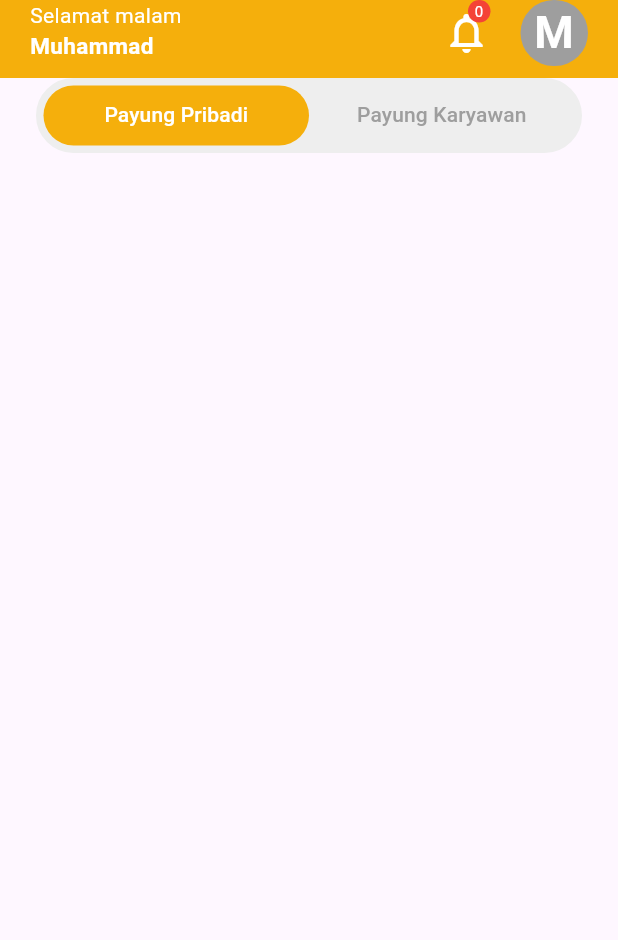
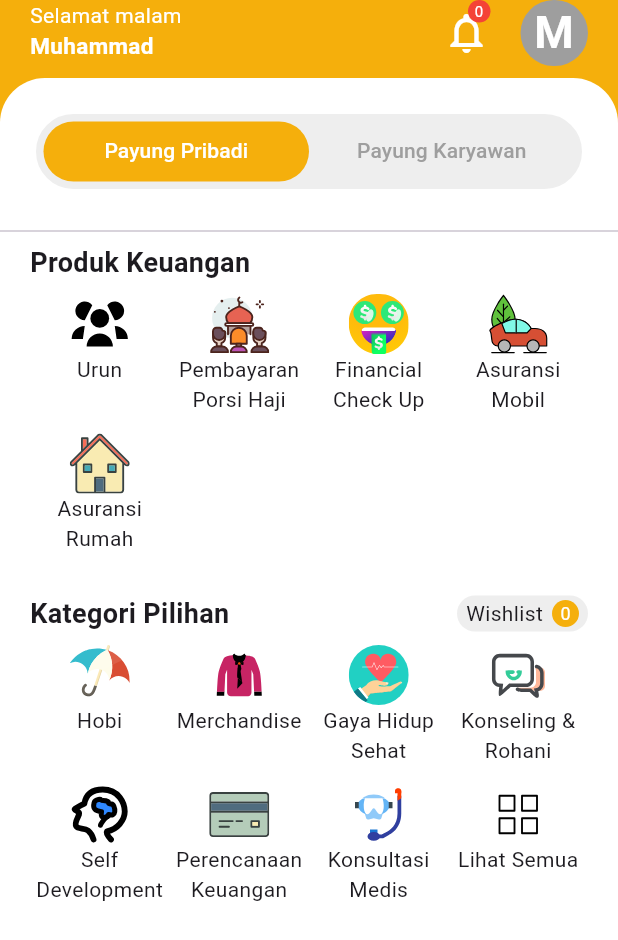
Before and after one commit to fauzipadlaw/payuung_clone, a Flutter app: the screen it shows after launch, on a phone screen of 412 x 824 dp. Shown: the top 940 px of the screen. Run offline on Flutter 3.47's test engine with Material 3 defaults, Android fonts, the phone set to English and light mode, and no system bars; our stand-ins replace flutter_svg.

Commit message:
add: produk keuangan & kategori pilihan sections content

```diff
--- /dev/null
+++ b/lib/presentation/home/components/grid_icon.dart
@@ -0,0 +1,28 @@
+import 'package:flutter/material.dart';
+import 'package:flutter_svg/svg.dart';
+
+class GridIcon extends StatelessWidget {
+  final String iconName;
+  final String label;
+  const GridIcon({
+    super.key,
+    required this.iconName,
+    required this.label,
+  });
+
+  @override
+  Widget build(BuildContext context) {
+    return Column(
+      children: [
+        SvgPicture.asset(
+          'assets/icons/$iconName.svg',
+          height: 40,
+        ),
+        Text(
+          label,
+          textAlign: TextAlign.center,
+        ),
+      ],
+    );
+  }
+}
--- a/lib/presentation/home/components/home_content.dart
+++ b/lib/presentation/home/components/home_content.dart
@@ -1,26 +1,30 @@
 import 'package:flutter/material.dart';
+import 'package:payuung_clone/presentation/home/components/personal_payuung_content.dart';
 import 'package:payuung_clone/utils/colors.dart';
 
 class HomeContent extends StatefulWidget {
-  const HomeContent({super.key});
+  final TabController tabController;
+  const HomeContent({super.key, required this.tabController});
 
   @override
   State<HomeContent> createState() => _HomeContentState();
 }
 
-class _HomeContentState extends State<HomeContent>
-    with SingleTickerProviderStateMixin {
-  late TabController _tabController;
-  @override
-  void initState() {
-    _tabController = TabController(length: 2, vsync: this);
-
-    super.initState();
-  }
-
+class _HomeContentState extends State<HomeContent> {
   @override
   Widget build(BuildContext context) {
-    return Column(
+    return Container(
+      decoration: const BoxDecoration(
+        color: Colors.white,
+        borderRadius: BorderRadius.only(
+          topLeft: Radius.circular(30),
+          topRight: Radius.circular(30),
+        ),
+      ),
+      child: Padding(
+        padding: const EdgeInsets.symmetric(vertical: 24),
+        child: Column(
+          mainAxisAlignment: MainAxisAlignment.start,
           children: [
             Container(
               margin: const EdgeInsets.symmetric(horizontal: 24),
@@ -33,7 +37,7 @@ class _HomeContentState extends State<HomeContent>
                     color: Colors.grey.shade200,
                   )),
               child: TabBar(
-            controller: _tabController,
+                controller: widget.tabController,
                 indicator: BoxDecoration(
                   color: AppColors.yellow,
                   borderRadius: BorderRadius.circular(30),
@@ -42,6 +46,7 @@ class _HomeContentState extends State<HomeContent>
                 labelColor: Colors.white,
                 unselectedLabelColor: Colors.grey,
                 dividerColor: Colors.transparent,
+                onTap: (_) => setState(() {}),
                 tabs: const [
                   Tab(
                     text: 'Payung Pribadi',
@@ -52,7 +57,25 @@ class _HomeContentState extends State<HomeContent>
                 ],
               ),
             ),
+            const Padding(
+              padding: EdgeInsets.only(top: 20.0),
+              child: Divider(),
+            ),
+            Expanded(
+              child: Builder(builder: (_) {
+                switch (widget.tabController.index) {
+                  case 0:
+                    return const PersonalPayuungContent();
+                  case 1:
+                    return Container();
+                  default:
+                    return const PersonalPayuungContent();
+                }
+              }),
+            ),
           ],
+        ),
+      ),
     );
   }
 }
--- /dev/null
+++ b/lib/presentation/home/components/personal_payuung_content.dart
@@ -0,0 +1,86 @@
+import 'package:flutter/material.dart';
+import 'package:payuung_clone/presentation/home/components/grid_icon.dart';
+import 'package:payuung_clone/presentation/home/components/section_title.dart';
+import 'package:payuung_clone/utils/colors.dart';
+
+class PersonalPayuungContent extends StatelessWidget {
+  const PersonalPayuungContent({super.key});
+
+  @override
+  Widget build(BuildContext context) {
+    return Container(
+      alignment: Alignment.topCenter,
+      padding: const EdgeInsets.symmetric(horizontal: 20),
+      child: Column(
+        children: [
+          const Padding(
+            padding: EdgeInsets.only(bottom: 8.0),
+            child: SectionTitle(title: 'Produk Keuangan'),
+          ),
+          SizedBox(
+            height: 200,
+            child: GridView.count(
+              physics: const NeverScrollableScrollPhysics(),
+              crossAxisCount: 4,
+              children: const [
+                GridIcon(iconName: 'urun', label: 'Urun'),
+                GridIcon(iconName: 'haji', label: 'Pembayaran Porsi Haji'),
+                GridIcon(iconName: 'finance', label: 'Financial Check Up'),
+                GridIcon(iconName: 'car', label: 'Asuransi Mobil'),
+                GridIcon(iconName: 'house', label: 'Asuransi Rumah'),
+              ],
+            ),
+          ),
+          Padding(
+            padding: const EdgeInsets.only(bottom: 8.0),
+            child: SectionTitle(
+              title: 'Kategori Pilihan',
+              action: Container(
+                padding: const EdgeInsets.symmetric(horizontal: 6, vertical: 2),
+                decoration: BoxDecoration(
+                    color: Colors.grey.shade200,
+                    borderRadius: BorderRadius.circular(30)),
+                child: Row(
+                  children: [
+                    const Text('Wishlist'),
+                    Container(
+                      alignment: Alignment.center,
+                      height: 18,
+                      width: 18,
+                      margin: const EdgeInsets.only(left: 6),
+                      decoration: BoxDecoration(
+                        color: AppColors.yellow,
+                        borderRadius: BorderRadius.circular(100),
+                      ),
+                      child: const Text(
+                        '0',
+                        style: TextStyle(color: Colors.white, fontSize: 12),
+                      ),
+                    ),
+                  ],
+                ),
+              ),
+            ),
+          ),
+          SizedBox(
+            height: 200,
+            child: GridView.count(
+              physics: const NeverScrollableScrollPhysics(),
+              crossAxisCount: 4,
+              children: const [
+                GridIcon(iconName: 'umbrella', label: 'Hobi'),
+                GridIcon(iconName: 'shirt', label: 'Merchandise'),
+                GridIcon(iconName: 'heart_beat', label: 'Gaya Hidup Sehat'),
+                GridIcon(iconName: 'chat', label: 'Konseling & Rohani'),
+                GridIcon(iconName: 'brain', label: 'Self Development'),
+                GridIcon(iconName: 'card', label: 'Perencanaan Keuangan'),
+                GridIcon(iconName: 'mask', label: 'Konsultasi Medis'),
+                GridIcon(iconName: 'squares', label: 'Lihat Semua'),
+              ],
+            ),
+          ),
+        ],
+      ),
+    );
+  }
+}
--- /dev/null
+++ b/lib/presentation/home/components/section_title.dart
@@ -0,0 +1,28 @@
+import 'package:flutter/material.dart';
+
+class SectionTitle extends StatelessWidget {
+  final String title;
+  final Widget? action;
+  const SectionTitle({
+    super.key,
+    required this.title,
+    this.action,
+  });
+
+  @override
+  Widget build(BuildContext context) {
+    return Row(
+      mainAxisAlignment: MainAxisAlignment.spaceBetween,
+      children: [
+        Text(
+          title,
+          style: const TextStyle(
+            fontWeight: FontWeight.bold,
+            fontSize: 18,
+          ),
+        ),
+        if (action != null) action!
+      ],
+    );
+  }
+}
--- a/lib/presentation/home/home_page.dart
+++ b/lib/presentation/home/home_page.dart
@@ -1,6 +1,7 @@
 import 'package:flutter/material.dart';
 import 'package:payuung_clone/presentation/home/components/home_app_bar.dart';
 import 'package:payuung_clone/presentation/home/components/home_content.dart';
+import 'package:payuung_clone/utils/colors.dart';
 
 class HomePage extends StatefulWidget {
   const HomePage({super.key});
@@ -9,15 +10,47 @@ class HomePage extends StatefulWidget {
   State<HomePage> createState() => _HomePageState();
 }
 
-class _HomePageState extends State<HomePage> {
+class _HomePageState extends State<HomePage>
+    with SingleTickerProviderStateMixin {
+  late TabController _tabController;
+  @override
+  void initState() {
+    _tabController = TabController(length: 2, vsync: this);
+    super.initState();
+  }
+
   @override
   Widget build(BuildContext context) {
-    return const Scaffold(
-      appBar: PreferredSize(
+    final size = MediaQuery.of(context).size;
+    return Scaffold(
+      appBar: const PreferredSize(
         preferredSize: Size.fromHeight(52),
         child: HomeAppBar(),
       ),
-      body: HomeContent(),
+      body: Container(
+        decoration: const BoxDecoration(
+          gradient: LinearGradient(
+              begin: Alignment.topCenter,
+              end: Alignment.bottomCenter,
+              colors: [
+                AppColors.yellow,
+                Colors.white,
+              ],
+              stops: [
+                0.5,
+                0.5
+              ]),
+        ),
+        child: SingleChildScrollView(
+          child: SizedBox(
+            height: size.height,
+            width: size.width,
+            child: HomeContent(
+              tabController: _tabController,
+            ),
+          ),
+        ),
+      ),
     );
   }
 }
--- a/pubspec.yaml
+++ b/pubspec.yaml
@@ -35,6 +35,7 @@ dependencies:
   # The following adds the Cupertino Icons font to your application.
   # Use with the CupertinoIcons class for iOS style icons.
   cupertino_icons: ^1.0.8
+  flutter_svg: ^2.0.10+1
 
 dev_dependencies:
   flutter_test:
@@ -59,9 +60,8 @@ flutter:
   uses-material-design: true
 
   # To add assets to your application, add an assets section, like this:
-  # assets:
-  #   - images/a_dot_burr.jpeg
-  #   - images/a_dot_ham.jpeg
+  assets:
+    - assets/icons/
 
   # An image asset can refer to one or more resolution-specific "variants", see
   # https://flutter.dev/to/resolution-aware-images
```
Also changed, not shown: assets/icons/brain.svg (added), assets/icons/car.svg (added), assets/icons/card.svg (added), assets/icons/chat.svg (added), assets/icons/finance.svg (added), assets/icons/haji.svg (added), assets/icons/heart_beat.svg (added), assets/icons/house.svg (added), assets/icons/mask.svg (added), assets/icons/shirt.svg (added), assets/icons/squares.svg (added), assets/icons/umbrella.svg (added), assets/icons/urun.svg (added), pubspec.lock. Lines whose indentation alone changed are shown as unchanged.
